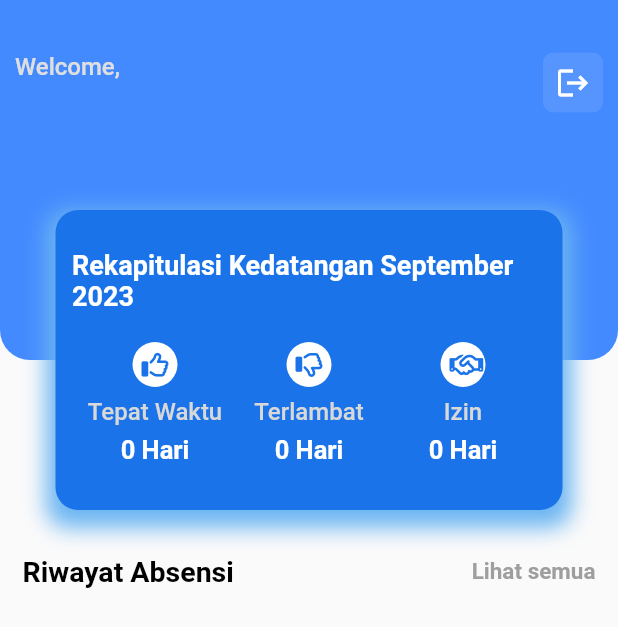
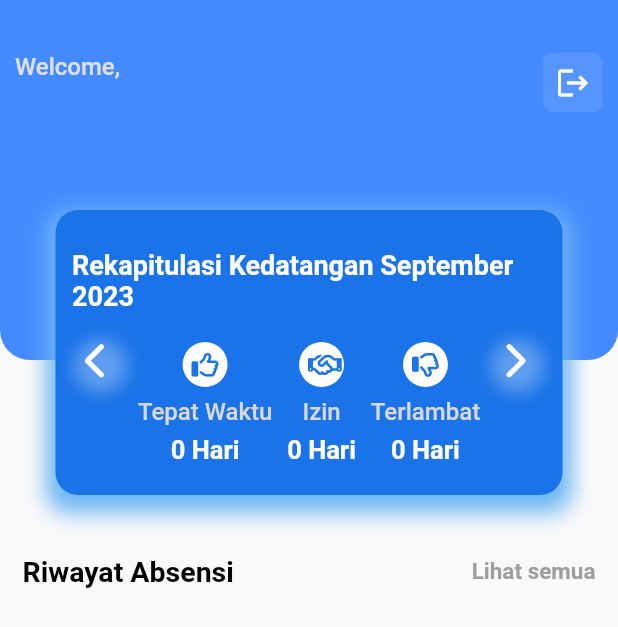
Before and after one commit to bellasoniadwi/absensi_flutter, a Flutter app: the Home screen opened directly, on a phone screen of 412 x 824 dp. Shown: the top 627 px of the screen. Run offline on Flutter 3.47's test engine with Material 2 defaults, Android fonts, the phone set to English and light mode, and no system bars; our stand-ins replace cloud_firestore, firebase_auth, firebase_core, firebase_storage, font_awesome_flutter, geolocator and 2 more; accounts and stored records are empty.

Commit message:
tidak lagi geser, tapi button

```diff
--- a/lib/screens/home.dart
+++ b/lib/screens/home.dart
@@ -30,6 +30,7 @@ class _HomeState extends State<Home> {
   int totalLembur = 0;
   int totalIzinPulang = 0;
   PageController _pageController = PageController(initialPage: 0);
+  bool firstPage = true;
 
   @override
   void dispose() {
@@ -362,7 +363,6 @@ class _HomeState extends State<Home> {
           left: 37,
           right: 37,
           child: Container(
-            height: 200,
             width: 320,
             decoration: BoxDecoration(
               boxShadow: [
@@ -376,31 +376,9 @@ class _HomeState extends State<Home> {
               color: Color(0xFF1A73E8),
               borderRadius: BorderRadius.circular(15),
             ),
-            child: GestureDetector(
-              onHorizontalDragEnd: (DragEndDetails details) {
-                if (details.primaryVelocity! > 0) {
-                  _pageController.previousPage(
-                    duration: Duration(milliseconds: 500),
-                    curve: Curves.easeInOut,
-                  );
-                } else {
-                  _pageController.nextPage(
-                    duration: Duration(milliseconds: 500),
-                    curve: Curves.easeInOut,
-                  );
-                }
-              },
-              child: PageView(
-                controller: _pageController,
-                physics: NeverScrollableScrollPhysics(),
-                children: [
-                  rekap_datang(),
-                  rekap_pulang(),
-                ],
+            child: firstPage ? rekap_datang() : rekap_pulang(),
           ),
         ),
-          ),
-        )
       ],
     );
   }
@@ -438,110 +416,29 @@ class _HomeState extends State<Home> {
           ),
         ),
         SizedBox(height: 20),
-        Expanded(
-          child: Padding(
+        Padding(
           padding: const EdgeInsets.only(right: 15, left: 15, bottom: 20),
           child: Row(
             mainAxisAlignment: MainAxisAlignment.spaceBetween,
             children: [
-                Expanded(
-                  child: Column(
-                    children: [
-                      CircleAvatar(
-                          radius: 15,
-                          backgroundColor: Colors.white,
-                          child: Icon(
+              _buildArrowBack(),
+              _buildRekapColumn(
                 FontAwesomeIcons.thumbsUp,
-                            color: Color(0xFF1A73E8),
-                            size: 18,
-                          ),),
-                      SizedBox(height: 7),
-                      Text(
                 'Tepat Waktu',
-                        style: TextStyle(
-                          fontWeight: FontWeight.w500,
-                          fontSize: 16,
-                          color: Color.fromARGB(255, 216, 216, 216),
+                '$totalTepatWaktuDatang Hari',
               ),
+              _buildRekapColumn(
+                FontAwesomeIcons.handshake,
+                'Izin',
+                '$totalIzinDatang Hari',
               ),
-                      SizedBox(height: 6),
-                      Text(
-                        '$totalTepatWaktuDatang Hari',
-                        style: TextStyle(
-                          fontWeight: FontWeight.w600,
-                          fontSize: 17,
-                          color: Colors.white,
+              _buildRekapColumn(
+                FontAwesomeIcons.thumbsDown,
+                'Terlambat',
+                '$totalTerlambatDatang Hari',
               ),
-                      ),
+              _buildArrowForward(),
             ],
-                  ),
-                ),
-                Expanded(
-                  child: Column(
-                    children: [
-                      CircleAvatar(
-                          radius: 15,
-                          backgroundColor: Colors.white,
-                          child: Icon(
-                            FontAwesomeIcons.thumbsDown,
-                            color: Color(0xFF1A73E8),
-                            size: 18,
-                          ),),
-                      SizedBox(height: 7),
-                      Text(
-                        'Terlambat',
-                        style: TextStyle(
-                          fontWeight: FontWeight.w500,
-                          fontSize: 16,
-                          color: Color.fromARGB(255, 216, 216, 216),
-                        ),
-                      ),
-                      SizedBox(height: 6),
-                      Text(
-                        '$totalTerlambatDatang Hari',
-                        style: TextStyle(
-                          fontWeight: FontWeight.w600,
-                          fontSize: 17,
-                          color: Colors.white,
-                        ),
-                      ),
-                    ],
-                  ),
-                ),
-                Expanded(
-                  child: Column(
-                    children: [
-                      CircleAvatar(
-                          radius: 15,
-                          backgroundColor: Colors.white,
-                          child: Icon(
-                            FontAwesomeIcons.handshake,
-                            color: Color(0xFF1A73E8),
-                            size: 18,
-                          ),),
-                      SizedBox(height: 7),
-                      Text(
-                        'Izin',
-                        style: TextStyle(
-                          fontWeight: FontWeight.w500,
-                          fontSize: 16,
-                          color: Color.fromARGB(255, 216, 216, 216),
-                        ),
-                      ),
-                      SizedBox(height: 6),
-                      Text(
-                        '$totalIzinDatang Hari',
-                        style: TextStyle(
-                          fontWeight: FontWeight.w600,
-                          fontSize: 17,
-                          color: Colors.white,
-                        ),
-                      ),
-                    ],
-                  ),
-                ),
-              ],
-            ),
           ),
         ),
       ],
@@ -586,19 +483,67 @@ class _HomeState extends State<Home> {
           child: Row(
             mainAxisAlignment: MainAxisAlignment.spaceBetween,
             children: [
-              Expanded(
-                child: Column(
+              _buildArrowBack(),
+              _buildRekapColumn(
+                FontAwesomeIcons.thumbsUp,
+                'Normal',
+                '$totalPulangBiasa Hari',
+              ),
+              _buildRekapColumn(
+                FontAwesomeIcons.handshake,
+                'Izin',
+                '$totalIzinPulang Hari',
+              ),
+              _buildRekapColumn(
+                FontAwesomeIcons.star,
+                'Lembur',
+                '$totalLembur Hari',
+              ),
+              _buildArrowForward()
+            ],
+          ),
+        ),
+      ],
+    );
+  }
+
+  Widget _buildArrowBack() {
+    return Column(
       children: [
-                    CircleAvatar(
-                        radius: 15,
-                        backgroundColor: Colors.white,
-                        child: Icon(
-                          FontAwesomeIcons.thumbsUp,
-                          color: Color(0xFF1A73E8),
-                          size: 18,)),
+        GestureDetector(
+          child: Stack(
+            children: [
+              Container(
+                width: 30,
+                height: 30,
+                decoration: BoxDecoration(
+                  shape: BoxShape.circle,
+                  boxShadow: [
+                    BoxShadow(
+                      color: Colors.white.withOpacity(0.3),
+                      spreadRadius: 3,
+                      blurRadius: 9,
+                      offset: Offset(0, 1),
+                    ),
+                  ],
+                ),
+              ),
+              Icon(
+                FontAwesomeIcons.chevronLeft,
+                color: Colors.white,
+                size: 25,
+              ),
+            ],
+          ),
+          onTap: () {
+            setState(() {
+              firstPage = !firstPage;
+            });
+          },
+        ),
         SizedBox(height: 7),
         Text(
-                      'Normal',
+          "",
           style: TextStyle(
             fontWeight: FontWeight.w500,
             fontSize: 16,
@@ -607,7 +552,7 @@ class _HomeState extends State<Home> {
         ),
         SizedBox(height: 6),
         Text(
-                      '$totalPulangBiasa Hari',
+          "",
           style: TextStyle(
             fontWeight: FontWeight.w600,
             fontSize: 17,
@@ -615,21 +560,46 @@ class _HomeState extends State<Home> {
           ),
         ),
       ],
+    );
+  }
+
+  Widget _buildArrowForward() {
+    return Column(
+      children: [
+        GestureDetector(
+          child: Stack(
+            children: [
+              Container(
+                width: 30,
+                height: 30,
+                decoration: BoxDecoration(
+                  shape: BoxShape.circle,
+                  boxShadow: [
+                    BoxShadow(
+                      color: Colors.white.withOpacity(0.3),
+                      spreadRadius: 3,
+                      blurRadius: 9,
+                      offset: Offset(0, 1),
+                    ),
+                  ],
                 ),
               ),
-              Expanded(
-                child: Column(
-                  children: [
-                    CircleAvatar(
-                        radius: 15,
-                        backgroundColor: Colors.white,
-                        child: Icon(
-                          FontAwesomeIcons.handshake,
-                          color: Color(0xFF1A73E8),
-                          size: 18,)),
+              Icon(
+                FontAwesomeIcons.chevronRight,
+                color: Colors.white,
+                size: 25,
+              ),
+            ],
+          ),
+          onTap: () {
+            setState(() {
+              firstPage = !firstPage;
+            });
+          },
+        ),
         SizedBox(height: 7),
         Text(
-                      'Izin',
+          "",
           style: TextStyle(
             fontWeight: FontWeight.w500,
             fontSize: 16,
@@ -638,7 +608,7 @@ class _HomeState extends State<Home> {
         ),
         SizedBox(height: 6),
         Text(
-                      '$totalIzinPulang Hari',
+          "",
           style: TextStyle(
             fontWeight: FontWeight.w600,
             fontSize: 17,
@@ -646,21 +616,24 @@ class _HomeState extends State<Home> {
           ),
         ),
       ],
-                ),
-              ),
-              Expanded(
-                child: Column(
+    );
+  }
+
+  Widget _buildRekapColumn(IconData icon, String title, String value) {
+    return Column(
       children: [
         CircleAvatar(
           radius: 15,
           backgroundColor: Colors.white,
           child: Icon(
-                          FontAwesomeIcons.star,
+            icon,
             color: Color(0xFF1A73E8),
-                          size: 18,)),
+            size: 18,
+          ),
+        ),
         SizedBox(height: 7),
         Text(
-                      'Lembur',
+          title,
           style: TextStyle(
             fontWeight: FontWeight.w500,
             fontSize: 16,
@@ -669,17 +642,11 @@ class _HomeState extends State<Home> {
         ),
         SizedBox(height: 6),
         Text(
-                      '$totalLembur Hari',
+          value,
           style: TextStyle(
             fontWeight: FontWeight.w600,
             fontSize: 17,
             color: Colors.white,
-                      ),
-                    ),
-                  ],
-                ),
-              ),
-            ],
           ),
         ),
       ],
@@ -704,12 +671,9 @@ class _HomeState extends State<Home> {
 
   String _getFormattedTimestamp(Timestamp? timestamp) {
     if (timestamp == null) {
-      // Handle the case when 'timestamps' is null, set a default value or return an empty string
       return 'No Timestamp';
     }
-    // Convert the Timestamp to DateTime
     DateTime dateTime = timestamp.toDate();
-    // Format the DateTime as a human-readable string (change the format as desired)
     String formattedDateTime =
         DateFormat('dd-MM-yyyy HH:mm:ss').format(dateTime);
     return formattedDateTime;
```
Lines whose indentation alone changed are shown as unchanged.
